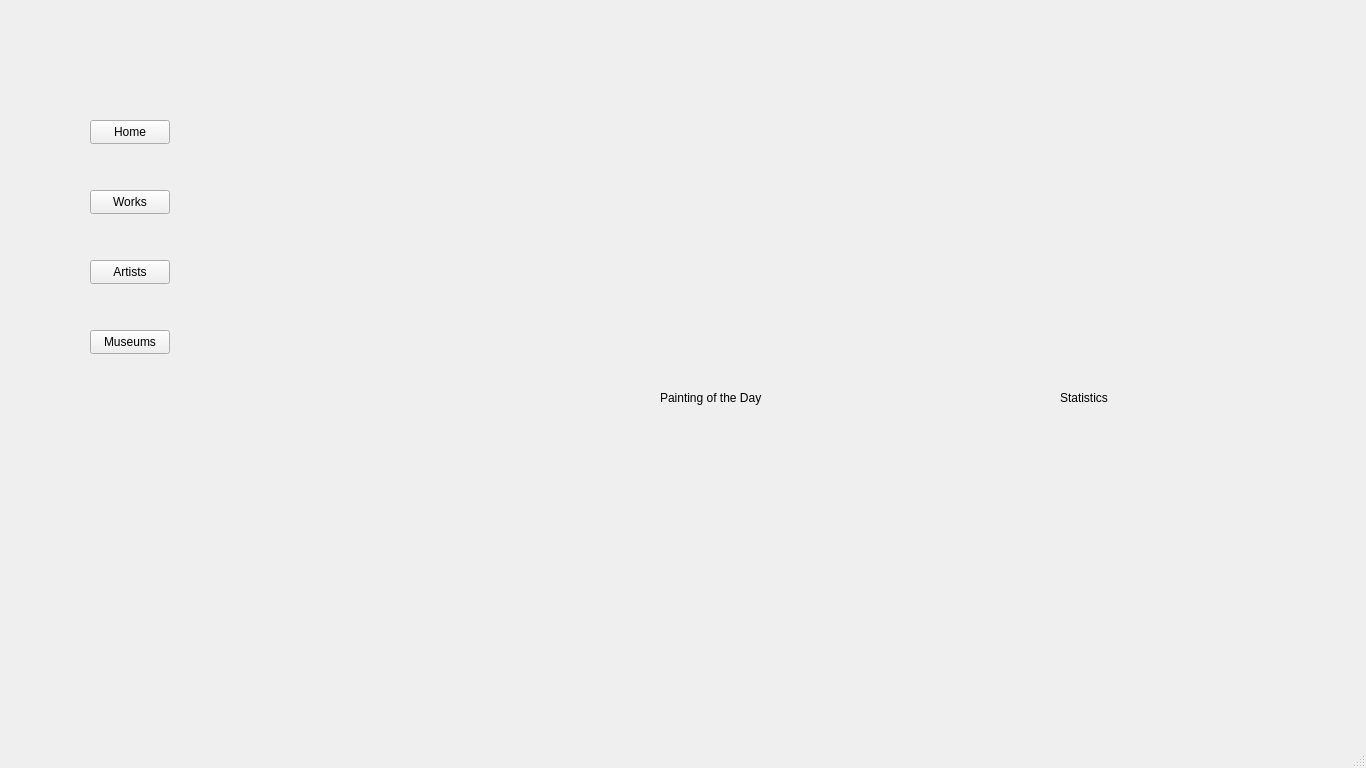
The window that database-front-end/mainwindow.ui (Griffin1610/CS366dbms-project) describes before a commit, drawn with Qt 5.
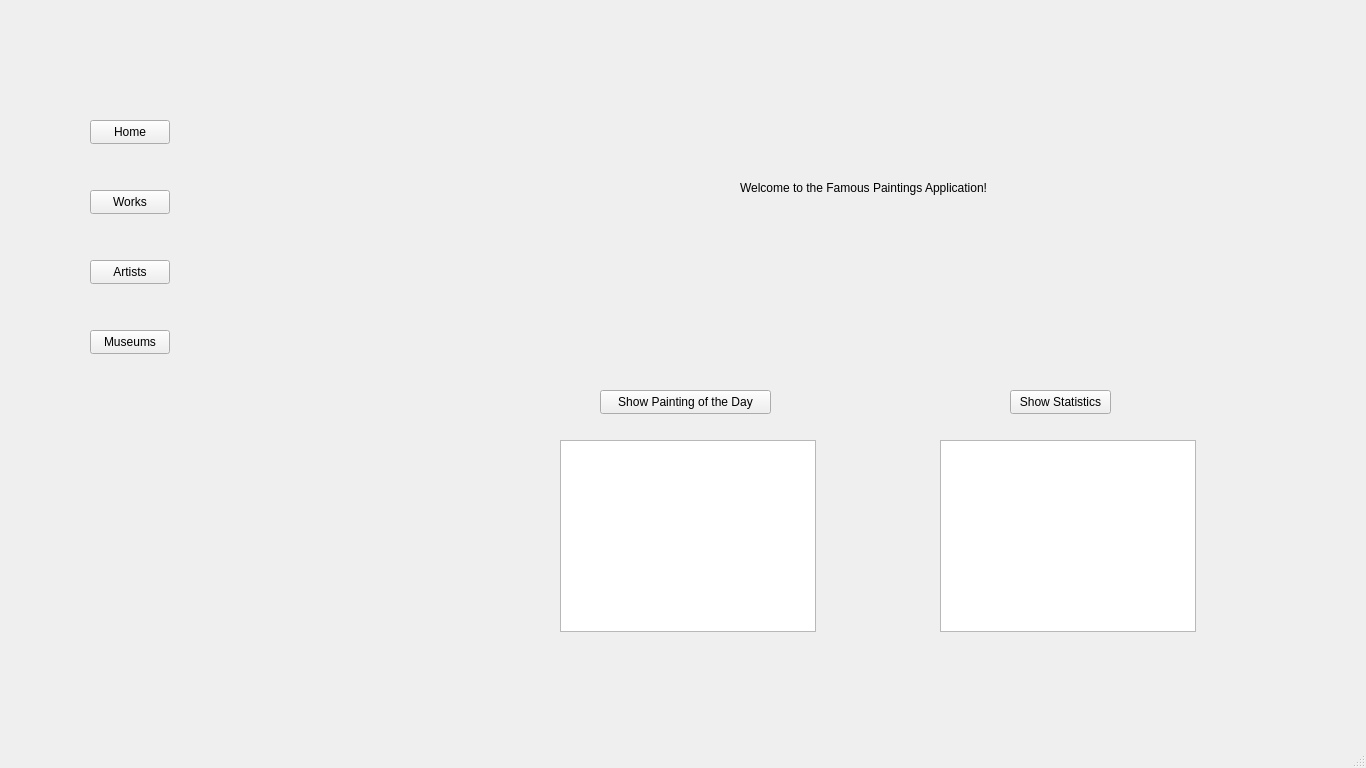
The same window after the commit. The open tabs and pages were chosen to show the change.

```diff
--- a/database-front-end/mainwindow.ui
+++ b/database-front-end/mainwindow.ui
@@ -82,7 +82,7 @@
    <widget class="QStackedWidget" name="stackedWidget">
     <property name="geometry">
      <rect>
-      <x>280</x>
+      <x>250</x>
       <y>0</y>
       <width>1116</width>
       <height>768</height>
@@ -92,30 +92,63 @@
      <number>1</number>
     </property>
     <widget class="QWidget" name="homePage">
+     <widget class="QPushButton" name="statsButton">
+      <property name="geometry">
+       <rect>
+        <x>760</x>
+        <y>390</y>
+        <width>101</width>
+        <height>24</height>
+       </rect>
+      </property>
+      <property name="text">
+       <string>Show Statistics</string>
+      </property>
+     </widget>
+     <widget class="QListWidget" name="statsList">
+      <property name="geometry">
+       <rect>
+        <x>690</x>
+        <y>440</y>
+        <width>256</width>
+        <height>192</height>
+       </rect>
+      </property>
+     </widget>
+     <widget class="QPushButton" name="statsButton_2">
+      <property name="geometry">
+       <rect>
+        <x>350</x>
+        <y>390</y>
+        <width>171</width>
+        <height>24</height>
+       </rect>
+      </property>
+      <property name="text">
+       <string>Show Painting of the Day</string>
+      </property>
+     </widget>
+     <widget class="QListWidget" name="statsList_2">
+      <property name="geometry">
+       <rect>
+        <x>310</x>
+        <y>440</y>
+        <width>256</width>
+        <height>192</height>
+       </rect>
+      </property>
+     </widget>
      <widget class="QLabel" name="label">
       <property name="geometry">
        <rect>
-        <x>380</x>
-        <y>390</y>
-        <width>111</width>
+        <x>490</x>
+        <y>180</y>
+        <width>271</width>
         <height>16</height>
        </rect>
       </property>
       <property name="text">
-       <string>Painting of the Day</string>
-      </property>
-     </widget>
-     <widget class="QLabel" name="label_2">
-      <property name="geometry">
-       <rect>
-        <x>780</x>
-        <y>390</y>
-        <width>49</width>
-        <height>16</height>
-       </rect>
-      </property>
-      <property name="text">
-       <string>Statistics</string>
+       <string>Welcome to the Famous Paintings Application!</string>
       </property>
      </widget>
     </widget>
```
Left out of the diff: 48 changed lines with no effect on the pictures.
